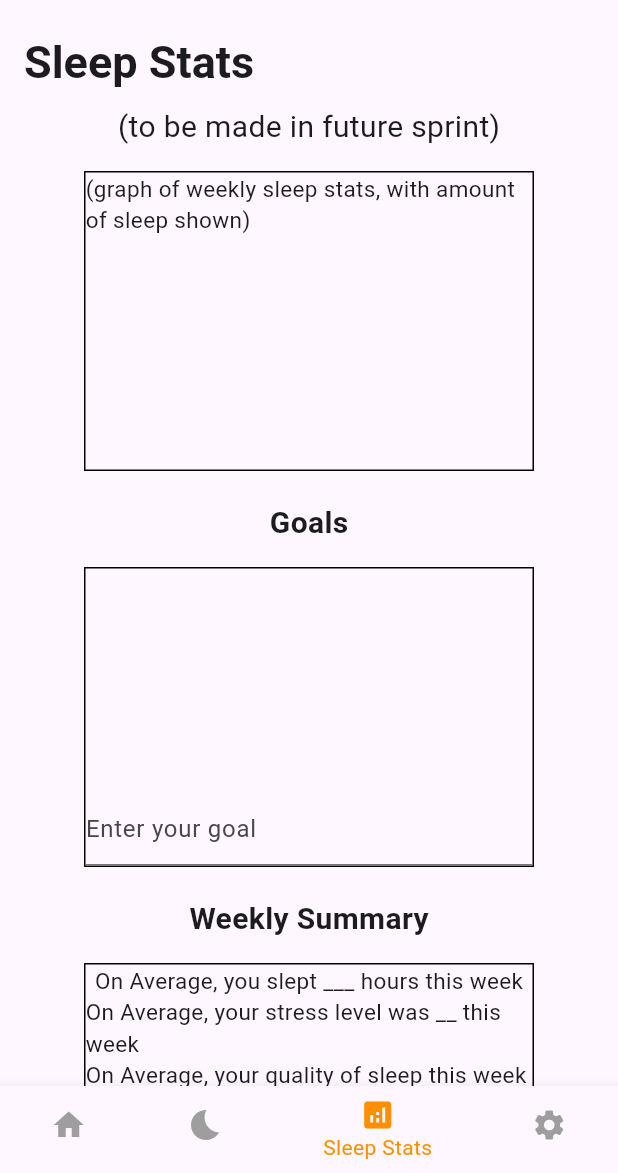
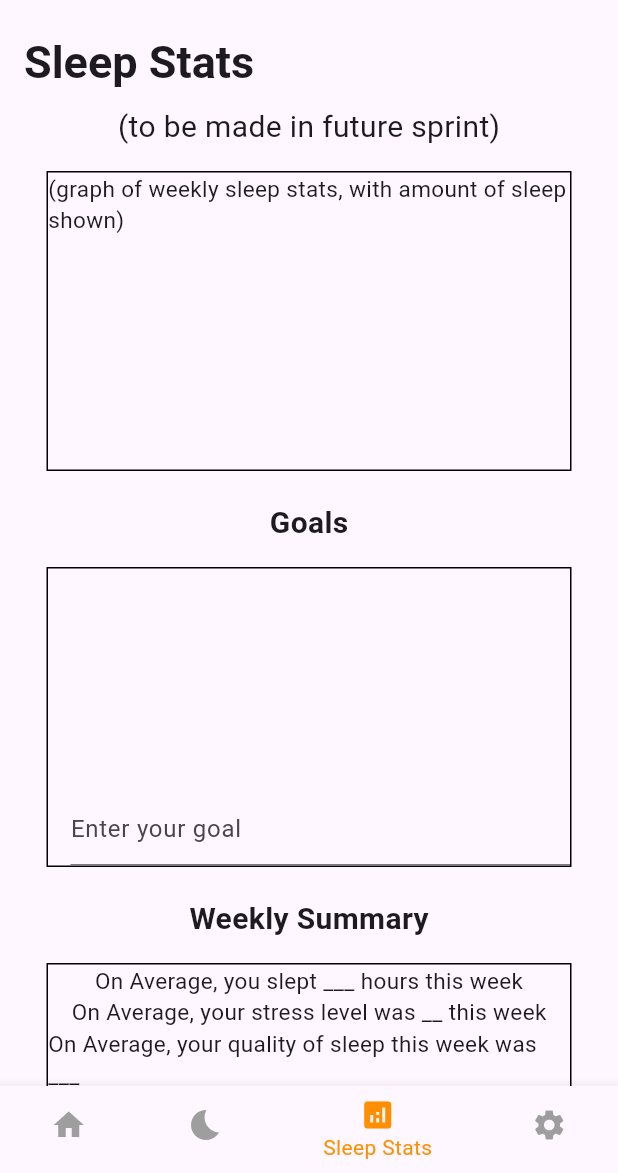
Before and after one commit to ellaMyler/Bedtime_Buddy, a Flutter app: the screen it shows after launch, item 3 of the bottom bar chosen, on a phone screen of 412 x 824 dp, the part 63-1236 px from its top. Run offline on Flutter 3.47's test engine with Material 3 defaults, Android fonts, the phone set to English and light mode, and no system bars; our stand-ins replace firebase_core, firebase_database; accounts and stored records are empty.

Commit message:
Can add goals and check off checkboxes
When a goal is added, seven check boxes appear under the new goal

```diff
--- a/lib/stats_page.dart
+++ b/lib/stats_page.dart
@@ -13,6 +13,8 @@ class SleepStatsPage extends StatefulWidget {
 class _SleepStatsPageState extends State<SleepStatsPage> {
   TextEditingController _controller = TextEditingController();
   final List<String> goals = [];
+  List<bool> isChecked = List.generate(7, (index) => false);
+  //List<List<bool>> checkboxes = [];
 
   @override
   Widget build(BuildContext context) {
@@ -29,7 +31,7 @@ class _SleepStatsPageState extends State<SleepStatsPage> {
               ),
               SizedBox(height: 15),
               Container(
-                width: 300,
+                width: 350,
                 height: 200,
                 decoration: BoxDecoration(
                   border: Border.all(color:Colors.black),
@@ -40,34 +42,54 @@ class _SleepStatsPageState extends State<SleepStatsPage> {
                 Text('Goals', style: TextStyle(fontSize: 20, fontWeight: FontWeight.bold)),
               SizedBox(height: 15),
                 Container(
-                  width: 300,
+                  width: 350,
                   height: 200,
                   decoration: BoxDecoration(
                     border: Border.all(color: Colors.black),
                   ),
-                  child: Column(
+                  child: Column( //STOP BACKING UP HERE
                     children: [
                       Expanded(
                           child: ListView.builder(
+                              //shrinkWrap: true,
                             itemCount: goals.length,
                             itemBuilder: (context, index) {
-                               return ListTile(
-                                title: Text(goals[index]),
-                              );
+                               return Column(
+                                 crossAxisAlignment: CrossAxisAlignment.start,
+                                   children: [
+                                      ListTile(
+                                       title: Text(goals[index], style: TextStyle(fontWeight: FontWeight.bold)),
+                                      ),
+                                      Row(
+                                        children: List.generate(7, (index) => Checkbox(
+                                            value: isChecked[index],
+                                            onChanged: (bool? value) {
+                                              setState(() {
+                                                isChecked[index] = value ?? false;
+                                              });
                                               },
                                           ),
                                         ),
-                      TextField(
-                        controller: _controller,
-                        decoration: InputDecoration(
-                            hintText: 'Enter your goal'
+                                      )
+                                   ]
+                               );
+                              }),
                       ),
+                      Align(
+                        alignment: Alignment.centerLeft,
+                        child: Container(
+                          padding: EdgeInsets.only(left: 15),
+                          child: TextField(
+                            controller: _controller, decoration: InputDecoration(hintText: 'Enter your goal'),
                             onSubmitted: (value) {
                               _controller.clear();
                               setState(() {
                                 goals.add(value);
+                                isChecked;
                               });
                             },
+                          ),
+                        ),
                       ),
                     ],
                   ),
@@ -76,7 +98,7 @@ class _SleepStatsPageState extends State<SleepStatsPage> {
               const Text('Weekly Summary', style: TextStyle(fontSize: 20, fontWeight: FontWeight.bold)),
               SizedBox(height: 15),
               Container(
-                width: 300,
+                width: 350,
                 height: 200,
                 decoration: BoxDecoration(
                   border: Border.all(color:Colors.black),
@@ -102,8 +124,9 @@ class _SleepStatsPageState extends State<SleepStatsPage> {
                 child: Text('Test'),
               ),
                     ]
+                  ),
         )
-    ));
+              );
   }
    void readData() async {
      final ref = FirebaseDatabase.instance.ref();
```
Lines whose indentation alone changed are shown as unchanged.
